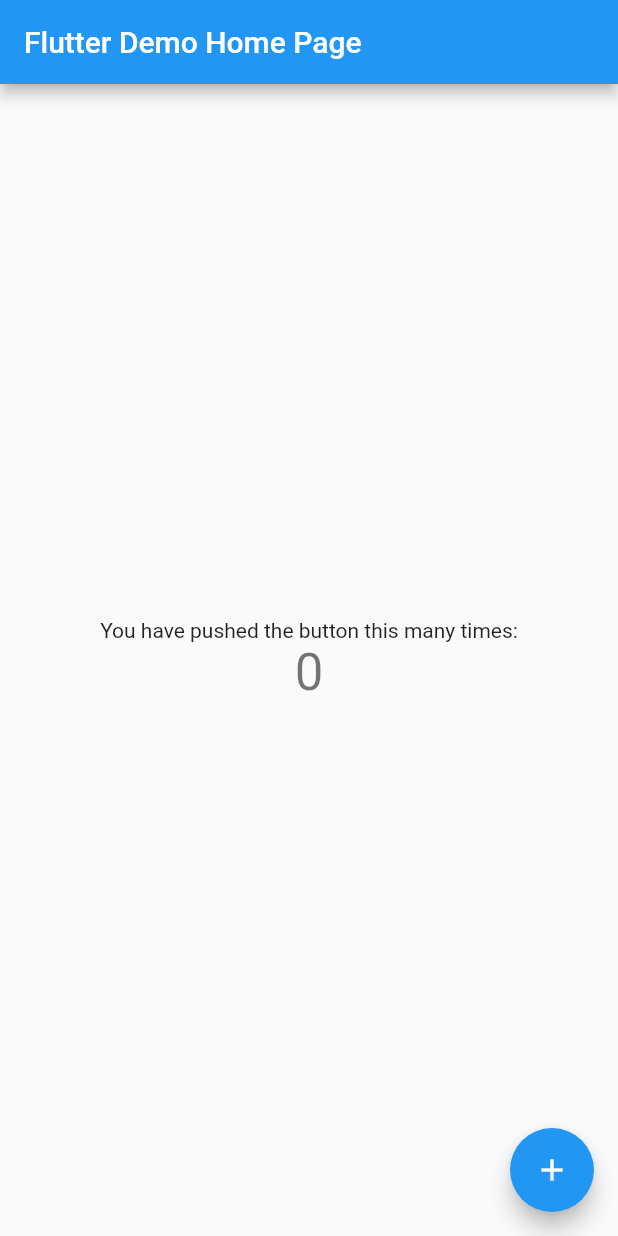
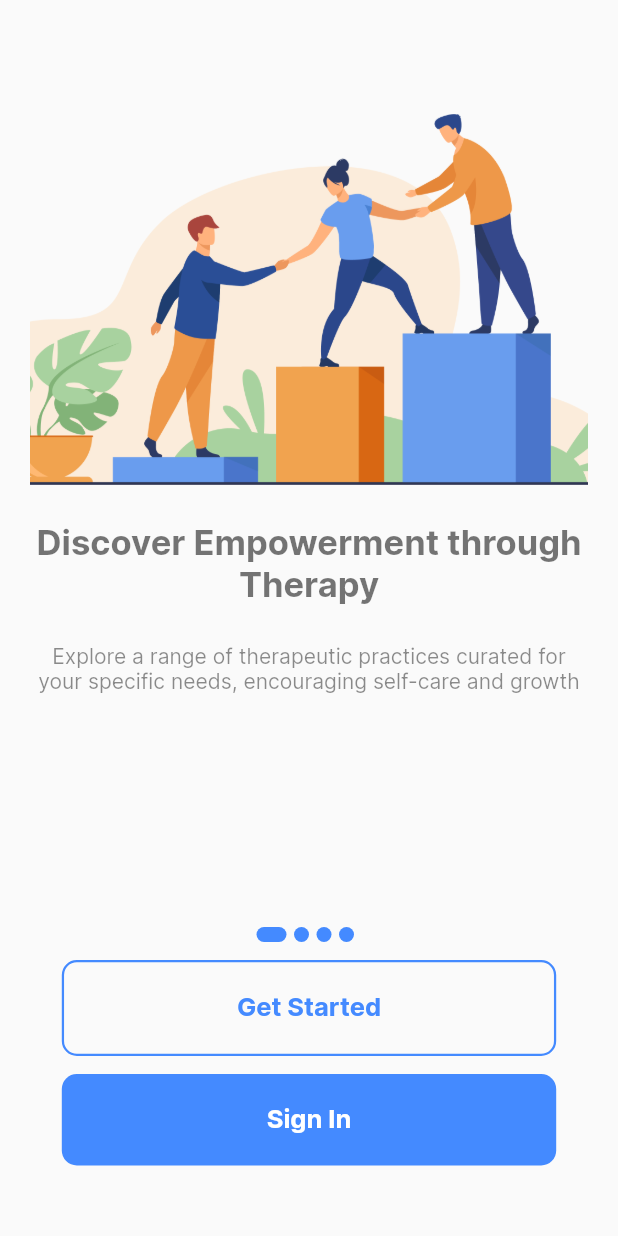
Before and after one commit to bjamyl/yeliapp, a Flutter app: the screen it shows after launch, on a phone screen of 412 x 824 dp. Run offline on Flutter 3.47's test engine with Material 2 defaults, Android fonts, the phone set to English and light mode, and no system bars.

Commit message:
build onboarding screens and configure app fonts and other assets

```diff
--- /dev/null
+++ b/lib/dummy_data.dart
@@ -0,0 +1,28 @@
+import './models/onboarding.dart';
+
+const ONBOARDING_DATA = [
+  Board(
+      id: 'b1',
+      imageDir: 'assets/images/onboard_1.png',
+      title: 'Discover Empowerment through Therapy',
+      description:
+          "Explore a range of therapeutic practices curated for your specific needs, encouraging self-care and growth"),
+  Board(
+      id: 'b2',
+      imageDir: 'assets/images/onboard_2.png',
+      title: 'Find Healing in Groups',
+      description:
+          "Experience the strength of collective healing. Engage in group therapy sessions where you can connect with others, share experiences, and find solace in a supportive and understanding environment."),
+  Board(
+      id: 'b3',
+      imageDir: 'assets/images/onboard_3.png',
+      title: 'Flexible Communication Options',
+      description:
+          "Communicate on your terms. Whether it's through voice recordings, video calls, or texts - our app provides a variety of tools to connect you with therapists who will listen and support you"),
+  Board(
+      id: 'b4',
+      imageDir: 'assets/images/onboard_4.png',
+      title: 'Connect with Empathetic Professionals',
+      description:
+          "Access a diverse range of therapists who understand and appreciate your unique experiences"),
+];
--- a/lib/main.dart
+++ b/lib/main.dart
@@ -1,4 +1,5 @@
 import 'package:flutter/material.dart';
+import 'screens/onboarding_screen.dart';
 
 void main() {
   runApp(const MyApp());
@@ -11,105 +12,13 @@
   @override
   Widget build(BuildContext context) {
     return MaterialApp(
+      debugShowCheckedModeBanner: false,
       title: 'Flutter Demo',
       theme: ThemeData(
-        // This is the theme of your application.
-        //
-        // Try running your application with "flutter run". You'll see the
-        // application has a blue toolbar. Then, without quitting the app, try
-        // changing the primarySwatch below to Colors.green and then invoke
-        // "hot reload" (press "r" in the console where you ran "flutter run",
-        // or simply save your changes to "hot reload" in a Flutter IDE).
-        // Notice that the counter didn't reset back to zero; the application
-        // is not restarted.
+        fontFamily: 'Inter',
         primarySwatch: Colors.blue,
       ),
-      home: const MyHomePage(title: 'Flutter Demo Home Page'),
+      home: OnboardingScreen()
     );
   }
 }
-
-class MyHomePage extends StatefulWidget {
-  const MyHomePage({super.key, required this.title});
-
-  // This widget is the home page of your application. It is stateful, meaning
-  // that it has a State object (defined below) that contains fields that affect
-  // how it looks.
-
-  // This class is the configuration for the state. It holds the values (in this
-  // case the title) provided by the parent (in this case the App widget) and
-  // used by the build method of the State. Fields in a Widget subclass are
-  // always marked "final".
-
-  final String title;
-
-  @override
-  State<MyHomePage> createState() => _MyHomePageState();
-}
-
-class _MyHomePageState extends State<MyHomePage> {
-  int _counter = 0;
-
-  void _incrementCounter() {
-    setState(() {
-      // This call to setState tells the Flutter framework that something has
-      // changed in this State, which causes it to rerun the build method below
-      // so that the display can reflect the updated values. If we changed
-      // _counter without calling setState(), then the build method would not be
-      // called again, and so nothing would appear to happen.
-      _counter++;
-    });
-  }
-
-  @override
-  Widget build(BuildContext context) {
-    // This method is rerun every time setState is called, for instance as done
-    // by the _incrementCounter method above.
-    //
-    // The Flutter framework has been optimized to make rerunning build methods
-    // fast, so that you can just rebuild anything that needs updating rather
-    // than having to individually change instances of widgets.
-    return Scaffold(
-      appBar: AppBar(
-        // Here we take the value from the MyHomePage object that was created by
-        // the App.build method, and use it to set our appbar title.
-        title: Text(widget.title),
-      ),
-      body: Center(
-        // Center is a layout widget. It takes a single child and positions it
-        // in the middle of the parent.
-        child: Column(
-          // Column is also a layout widget. It takes a list of children and
-          // arranges them vertically. By default, it sizes itself to fit its
-          // children horizontally, and tries to be as tall as its parent.
-          //
-          // Invoke "debug painting" (press "p" in the console, choose the
-          // "Toggle Debug Paint" action from the Flutter Inspector in Android
-          // Studio, or the "Toggle Debug Paint" command in Visual Studio Code)
-          // to see the wireframe for each widget.
-          //
-          // Column has various properties to control how it sizes itself and
-          // how it positions its children. Here we use mainAxisAlignment to
-          // center the children vertically; the main axis here is the vertical
-          // axis because Columns are vertical (the cross axis would be
-          // horizontal).
-          mainAxisAlignment: MainAxisAlignment.center,
-          children: <Widget>[
-            const Text(
-              'You have pushed the button this many times:',
-            ),
-            Text(
-              '$_counter',
-              style: Theme.of(context).textTheme.headlineMedium,
-            ),
-          ],
-        ),
-      ),
-      floatingActionButton: FloatingActionButton(
-        onPressed: _incrementCounter,
-        tooltip: 'Increment',
-        child: const Icon(Icons.add),
-      ), // This trailing comma makes auto-formatting nicer for build methods.
-    );
-  }
-}
--- /dev/null
+++ b/lib/screens/onboarding_screen.dart
@@ -0,0 +1,123 @@
+import 'package:flutter/material.dart';
+import '../dummy_data.dart';
+
+class OnboardingScreen extends StatefulWidget {
+  const OnboardingScreen({super.key});
+
+  @override
+  State<OnboardingScreen> createState() => _OnboardingScreenState();
+}
+
+class _OnboardingScreenState extends State<OnboardingScreen> {
+  int currentIndex = 0;
+  @override
+  Widget build(BuildContext context) {
+    Size size = MediaQuery.of(context).size;
+    return Scaffold(
+      appBar: AppBar(
+        elevation: 0,
+        backgroundColor: Colors.transparent,
+      ),
+      body: SafeArea(
+        child: PageView.builder(
+            onPageChanged: (int index) {
+              setState(() {
+                currentIndex = index;
+              });
+            },
+            itemCount: ONBOARDING_DATA.length,
+            itemBuilder: (_, i) {
+              return Padding(
+                padding: const EdgeInsets.all(20),
+                child: Column(
+                  children: [
+                    Image.asset(
+                      ONBOARDING_DATA[i].imageDir,
+                      height: size.height * 0.3,
+                      fit: BoxFit.cover,
+                    ),
+                    SizedBox(
+                      height: size.height * 0.03,
+                    ),
+                    Text(
+                      ONBOARDING_DATA[i].title,
+                      textAlign: TextAlign.center,
+                      style: const TextStyle(
+                          color: Colors.black54,
+                          fontWeight: FontWeight.bold,
+                          fontSize: 23),
+                    ),
+                    SizedBox(
+                      height: size.height * 0.03,
+                    ),
+                    Text(
+                      style: const TextStyle(color: Colors.black45),
+                      ONBOARDING_DATA[i].description,
+                      textAlign: TextAlign.center,
+                    ),
+                  ],
+                ),
+              );
+            }),
+      ),
+      bottomSheet: SizedBox(
+          height: size.height * 0.25,
+          width: double.infinity,
+          child: Column(
+            children: [
+              Container(
+                margin: const EdgeInsets.only(bottom: 12),
+                child: Row(
+                  mainAxisAlignment: MainAxisAlignment.center,
+                  children: List.generate(ONBOARDING_DATA.length,
+                      (index) => buildDots(index, context)),
+                ),
+              ),
+              Container(
+                padding: const EdgeInsets.symmetric(vertical: 20),
+                alignment: Alignment.center,
+                width: size.width * 0.8,
+                decoration: BoxDecoration(
+                    border: Border.all(color: Colors.blueAccent, width: 1.5),
+                    borderRadius: BorderRadius.circular(10)),
+                child: const Text(
+                  'Get Started',
+                  style: TextStyle(
+                      fontWeight: FontWeight.bold,
+                      fontSize: 17,
+                      color: Colors.blueAccent),
+                ),
+              ),
+              const SizedBox(
+                height: 12,
+              ),
+              Container(
+                padding: const EdgeInsets.symmetric(vertical: 20),
+                alignment: Alignment.center,
+                decoration: BoxDecoration(
+                    color: Colors.blueAccent,
+                    borderRadius: BorderRadius.circular(10)),
+                width: size.width * 0.8,
+                child: const Text(
+                  'Sign In',
+                  style: TextStyle(
+                      fontWeight: FontWeight.bold,
+                      fontSize: 17,
+                      color: Colors.white),
+                ),
+              )
+            ],
+          )),
+    );
+  }
+
+  Container buildDots(int index, BuildContext context) {
+    return Container(
+      height: 10,
+      width: currentIndex == index ? 20 : 10,
+      margin: const EdgeInsets.only(right: 5),
+      decoration: BoxDecoration(
+          borderRadius: BorderRadius.circular(20), color: Colors.blueAccent),
+    );
+  }
+}
```
Also changed, not shown: lib/models/onboarding.dart (added, +12 -0 lines), lib/responsive/mobile_body.dart (added, +10 -0 lines), lib/responsive/responsive_layout.dart (added, +22 -0 lines), pubspec.yaml (+9 -6 lines), assets/fonts/Inter-Bold.ttf (added), assets/fonts/Inter-Medium.ttf (added), assets/fonts/Inter-Regular.ttf (added), 61 other files.
